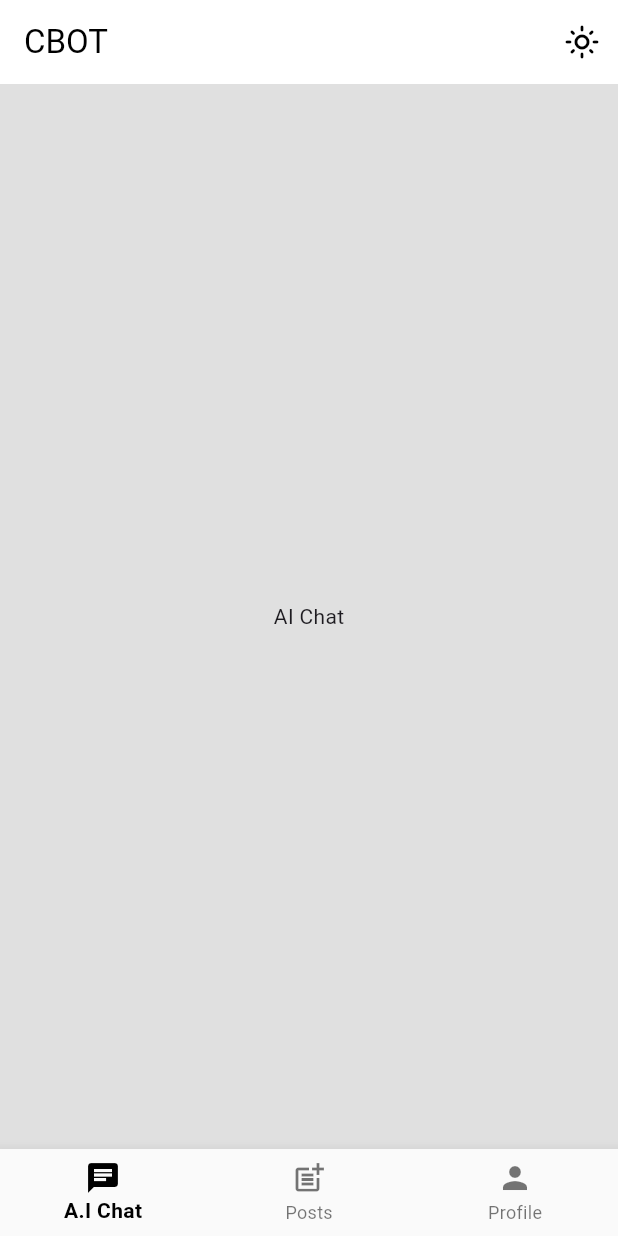
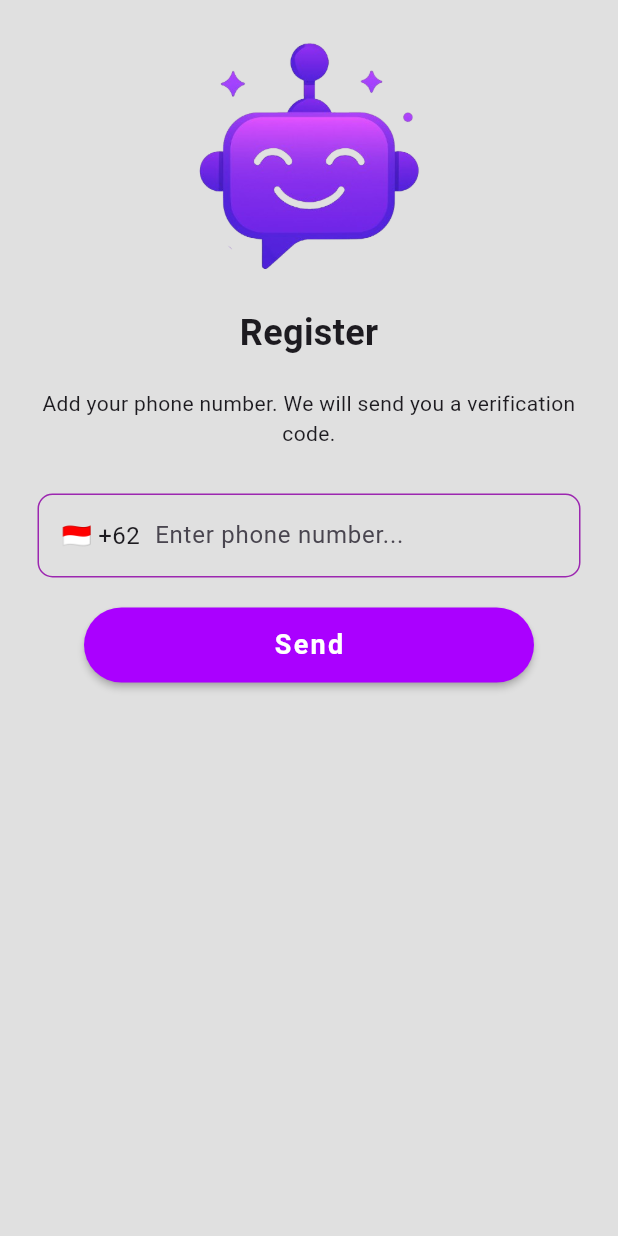
Before and after one commit to ucok-man/flutter-chatbot, a Flutter app: the screen it shows after launch, on a phone screen of 412 x 824 dp. Run offline on Flutter 3.47's test engine with Material 3 defaults, Android fonts, the phone set to English and light mode, and no system bars; our stand-ins replace country_picker, rounded_loading_button_plus, shared_preferences.

Commit message:
feat: register screen

```diff
--- a/lib/main.dart
+++ b/lib/main.dart
@@ -1,5 +1,5 @@
-import 'package:chatbot/main_screens/home_screen.dart';
 import 'package:chatbot/providers/theme_provider.dart';
+import 'package:chatbot/screens/register_screen.dart';
 import 'package:chatbot/themes/app_theme.dart';
 import 'package:flutter/material.dart';
 import 'package:provider/provider.dart';
@@ -35,12 +35,12 @@ class _MyAppState extends State<MyApp> {
       builder: (BuildContext context, value, Widget? child) {
         return MaterialApp(
           debugShowCheckedModeBanner: false,
-          title: 'ChatBOT',
+          title: 'CBOT',
           theme: AppTheme.themeData(
             isDarkTheme: value.isDarkTheme,
             context: context,
           ),
-          home: const HomeScreen(),
+          home: const RegisterScreen(),
         );
       },
     );
--- a/lib/providers/theme_provider.dart
+++ b/lib/providers/theme_provider.dart
@@ -1,5 +1,5 @@
 import 'package:chatbot/constant.dart';
-import 'package:flutter/cupertino.dart';
+import 'package:flutter/foundation.dart';
 import 'package:shared_preferences/shared_preferences.dart';
 
 class ThemeProvider extends ChangeNotifier {
--- a/lib/main_screens/home_screen.dart
+++ b/lib/screens/home_screen.dart
@@ -1,6 +1,6 @@
-import 'package:chatbot/main_screens/ai_chat_screen.dart';
-import 'package:chatbot/main_screens/post_screen.dart';
-import 'package:chatbot/main_screens/profile_screen.dart';
+import 'package:chatbot/screens/ai_chat_screen.dart';
+import 'package:chatbot/screens/post_screen.dart';
+import 'package:chatbot/screens/profile_screen.dart';
 import 'package:chatbot/providers/theme_provider.dart';
 import 'package:flutter/material.dart';
 import 'package:provider/provider.dart';
--- /dev/null
+++ b/lib/screens/register_screen.dart
@@ -0,0 +1,137 @@
+import 'package:country_picker/country_picker.dart';
+import 'package:flutter/material.dart';
+import 'package:chatbot/services/asset_manager.dart';
+import 'package:rounded_loading_button_plus/rounded_loading_button.dart';
+
+class RegisterScreen extends StatefulWidget {
+  const RegisterScreen({super.key});
+
+  @override
+  State<RegisterScreen> createState() => _RegisterScreenState();
+}
+
+class _RegisterScreenState extends State<RegisterScreen> {
+  final TextEditingController phoneController = TextEditingController();
+  Country pickedCountry = Country(
+    phoneCode: '62',
+    countryCode: 'ID',
+    e164Sc: 0,
+    geographic: true,
+    level: 1,
+    name: 'Indonesia',
+    example: '8123456789',
+    displayName: 'Indonesia (ID) +62',
+    displayNameNoCountryCode: 'Indonesia',
+    e164Key: '62',
+  );
+  final RoundedLoadingButtonController btnController =
+      RoundedLoadingButtonController();
+
+  @override
+  void dispose() {
+    phoneController.dispose();
+    super.dispose();
+  }
+
+  @override
+  Widget build(BuildContext context) {
+    return Scaffold(
+      body: SafeArea(
+        child: SingleChildScrollView(
+          child: Center(
+            child: Padding(
+              padding: const EdgeInsets.symmetric(vertical: 25, horizontal: 25),
+              child: Column(
+                children: [
+                  CircleAvatar(
+                    backgroundColor: Colors.transparent,
+                    radius: 80,
+                    backgroundImage: AssetImage(AssetManager.botIcon),
+                  ),
+
+                  SizedBox(height: 20),
+
+                  Text(
+                    "Register",
+                    style: TextStyle(fontSize: 24, fontWeight: FontWeight.bold),
+                  ),
+
+                  SizedBox(height: 20),
+
+                  Text(
+                    "Add your phone number. We will send you a verification code.",
+                    textAlign: TextAlign.center,
+                    style: TextStyle(fontSize: 14),
+                  ),
+
+                  SizedBox(height: 30),
+
+                  TextFormField(
+                    controller: phoneController,
+                    textInputAction: TextInputAction.done,
+                    keyboardType: TextInputType.number,
+                    style: TextStyle(fontSize: 16),
+                    decoration: InputDecoration(
+                      hintText: 'Enter phone number...',
+                      enabledBorder: OutlineInputBorder(
+                        borderRadius: BorderRadius.circular(10),
+                        borderSide: BorderSide(color: Colors.purple),
+                      ),
+                      focusedBorder: OutlineInputBorder(
+                        borderRadius: BorderRadius.circular(10),
+                        borderSide: BorderSide(color: Colors.purpleAccent),
+                      ),
+                      prefixIcon: Padding(
+                        padding: EdgeInsets.fromLTRB(16, 12.5, 6, 0),
+                        child: InkWell(
+                          onTap: () {
+                            showCountryPicker(
+                              context: context,
+                              countryListTheme: CountryListThemeData(
+                                bottomSheetHeight: 450,
+                              ),
+                              onSelect: (value) {
+                                setState(() {
+                                  pickedCountry = value;
+                                });
+                              },
+                            );
+                          },
+                          child: Text(
+                            "${pickedCountry.flagEmoji} +${pickedCountry.phoneCode}",
+                            style: TextStyle(fontSize: 16),
+                          ),
+                        ),
+                      ),
+                    ),
+                  ),
+
+                  SizedBox(height: 20),
+
+                  SizedBox(
+                    width: double.infinity,
+                    height: 50,
+                    child: RoundedLoadingButton(
+                      color: Colors.purpleAccent.shade700,
+                      controller: btnController,
+                      onPressed: () {},
+                      child: Text(
+                        "Send",
+                        style: TextStyle(
+                          fontWeight: FontWeight.bold,
+                          fontSize: 18,
+                          letterSpacing: 1.5,
+                          color: Colors.white,
+                        ),
+                      ),
+                    ),
+                  ),
+                ],
+              ),
+            ),
+          ),
+        ),
+      ),
+    );
+  }
+}
--- /dev/null
+++ b/lib/services/asset_manager.dart
@@ -0,0 +1,6 @@
+class AssetManager {
+  static String imagePath = "assets/images";
+  static String userIcon = "$imagePath/user.png";
+  static String botIcon = "$imagePath/bot.png";
+  static String purpleIcon = "$imagePath/purple.png";
+}
```
Also changed, not shown: pubspec.yaml (+5 -3 lines), assets/images/bot.png (added), assets/images/facebook.png (added), assets/images/google.png (added), assets/images/purple.jpg (added), lib/screens/ai_chat_screen.dart (renamed from lib/main_screens/ai_chat_screen.dart), lib/screens/post_screen.dart (renamed from lib/main_screens/post_screen.dart), lib/screens/profile_screen.dart (renamed from lib/main_screens/profile_screen.dart), pubspec.lock.
